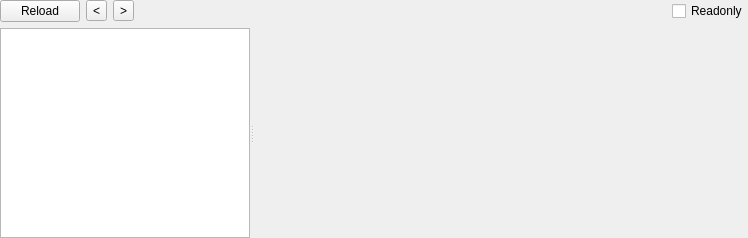
Above: MACH/machwidget.ui from horsicq/FormatWidgets before the change. Below: the same form after it.
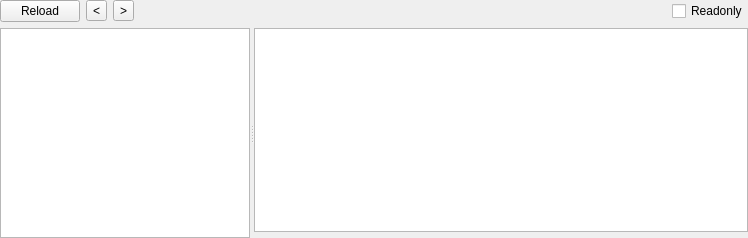
That is the form after the change. The open tabs and pages were chosen to show the change. Custom widgets are drawn as their Qt base class.

```diff
--- a/MACH/machwidget.ui
+++ b/MACH/machwidget.ui
@@ -504,6 +504,59 @@
         </item>
        </layout>
       </widget>
+      <widget class="QWidget" name="page_weak_libraries">
+       <layout class="QVBoxLayout" name="verticalLayout_24">
+        <property name="leftMargin">
+         <number>0</number>
+        </property>
+        <property name="topMargin">
+         <number>0</number>
+        </property>
+        <property name="rightMargin">
+         <number>0</number>
+        </property>
+        <property name="bottomMargin">
+         <number>0</number>
+        </property>
+        <item>
+         <widget class="QTableView" name="tableView_weak_libraries">
+          <property name="sizePolicy">
+           <sizepolicy hsizetype="Expanding" vsizetype="Expanding">
+            <horstretch>0</horstretch>
+            <verstretch>0</verstretch>
+           </sizepolicy>
+          </property>
+          <property name="contextMenuPolicy">
+           <enum>Qt::CustomContextMenu</enum>
+          </property>
+          <property name="editTriggers">
+           <set>QAbstractItemView::NoEditTriggers</set>
+          </property>
+          <property name="selectionMode">
+           <enum>QAbstractItemView::SingleSelection</enum>
+          </property>
+          <property name="selectionBehavior">
+           <enum>QAbstractItemView::SelectRows</enum>
+          </property>
+          <attribute name="verticalHeaderVisible">
+           <bool>false</bool>
+          </attribute>
+          <attribute name="verticalHeaderMinimumSectionSize">
+           <number>20</number>
+          </attribute>
+          <attribute name="verticalHeaderDefaultSectionSize">
+           <number>20</number>
+          </attribute>
+          <attribute name="verticalHeaderStretchLastSection">
+           <bool>false</bool>
+          </attribute>
+         </widget>
+        </item>
+        <item>
+         <widget class="ToolsWidget" name="widgetHex_weak_libraries" native="true"/>
+        </item>
+       </layout>
+      </widget>
       <widget class="QWidget" name="page_id_library">
        <layout class="QVBoxLayout" name="verticalLayout_14">
         <property name="leftMargin">
```
